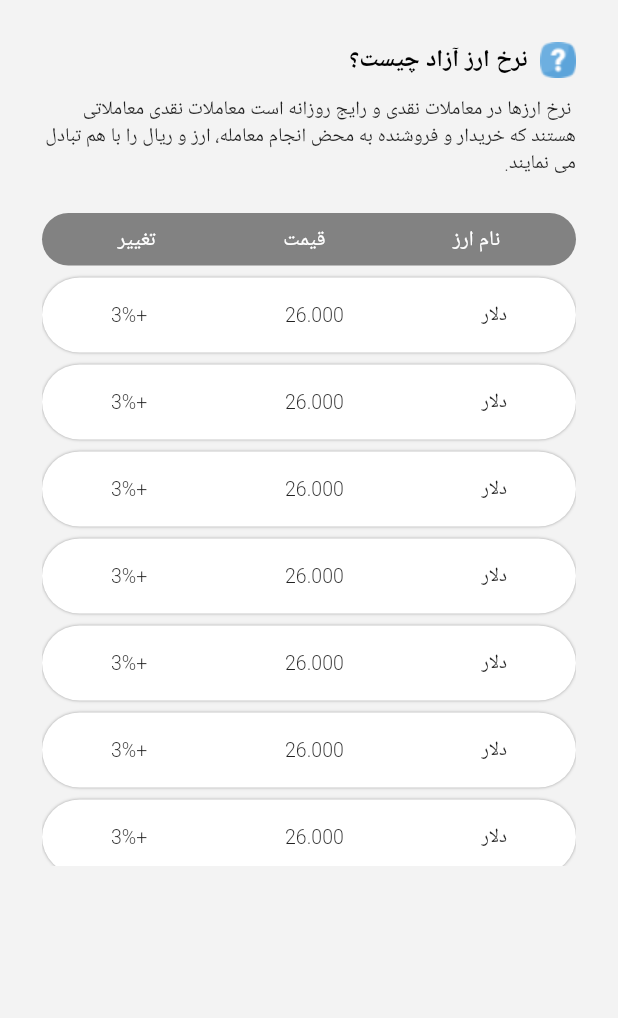
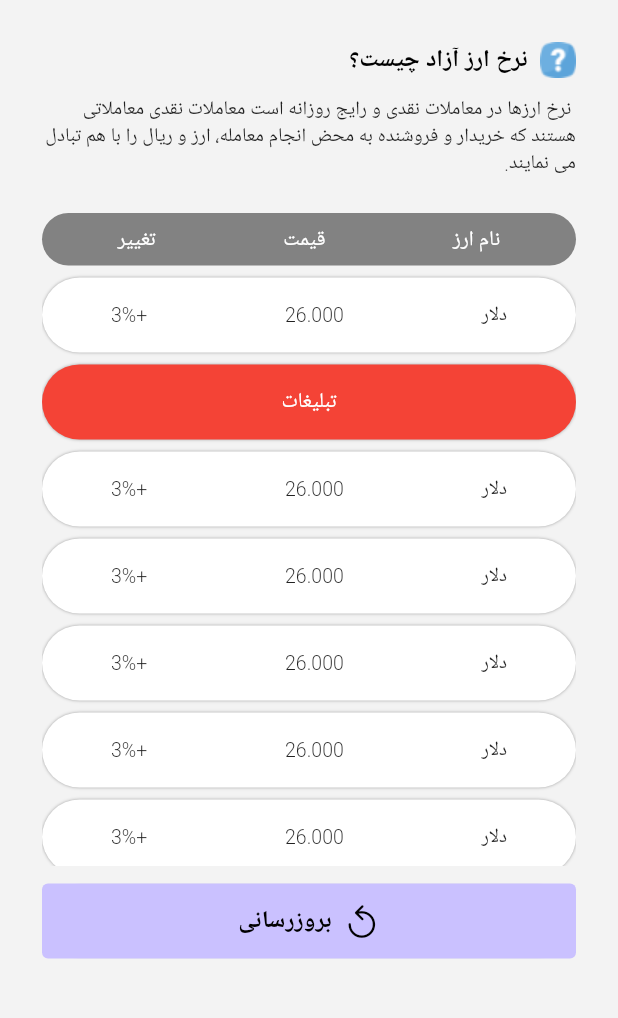
Before and after one commit to alikazemidev/currency_flutter_saffari, a Flutter app: the screen it shows after launch, on a phone screen of 412 x 824 dp, the part 84-1102 px from its top. Run offline on Flutter 3.47's test engine with Material 2 defaults, Android fonts, the phone set to English and light mode, and no system bars; Roboto replaces fonts that are missing (vazir).

```diff
--- a/lib/main.dart
+++ b/lib/main.dart
@@ -1,3 +1,4 @@
+import 'package:flutter/cupertino.dart';
 import 'package:flutter/material.dart';
 import 'package:flutter_localizations/flutter_localizations.dart';
 
@@ -131,14 +132,66 @@ class HomePage extends StatelessWidget {
                 ),
               ),
             ),
-            Container(
+            SizedBox(
               width: double.infinity,
               height: 400,
               // color: Colors.blue,
-              child: ListView.builder(
+              child: ListView.separated(
                 physics: BouncingScrollPhysics(),
-                itemCount: 10,
+                itemCount: 20,
                 itemBuilder: (context, index) {
+                  return ListItem();
+                },
+                separatorBuilder: (BuildContext context, int index) {
+                  if (index % 9 == 0) {
+                    return AdItem();
+                  } else {
+                    return SizedBox.shrink();
+                  }
+                },
+              ),
+            ),
+            Container(
+              margin: EdgeInsets.only(
+                top: 12,
+              ),
+              width: double.infinity,
+              height: 50,
+              decoration: BoxDecoration(
+                color: Color.fromARGB(255, 232, 232, 232),
+                borderRadius: BorderRadius.circular(1000),
+              ),
+              child: TextButton.icon(
+                style: ButtonStyle(
+                  backgroundColor: MaterialStateProperty.all(
+                    Color.fromARGB(255, 202, 193, 255),
+                  ),
+                ),
+                onPressed: () {},
+                icon: Icon(
+                  CupertinoIcons.refresh_bold,
+                  color: Colors.black,
+                ),
+                label: Text(
+                  'بروزرسانی',
+                  style: Theme.of(context).textTheme.headline1,
+                ),
+              ),
+            ),
+          ],
+        ),
+      ),
+    );
+  }
+}
+
+class ListItem extends StatelessWidget {
+  const ListItem({
+    Key? key,
+  }) : super(key: key);
+
+  @override
+  Widget build(BuildContext context) {
     return Padding(
       padding: const EdgeInsets.only(top: 8.0),
       child: Container(
@@ -173,8 +226,37 @@ class HomePage extends StatelessWidget {
         ),
       ),
     );
-                },
+  }
+}
+
+class AdItem extends StatelessWidget {
+  const AdItem({
+    Key? key,
+  }) : super(key: key);
+
+  @override
+  Widget build(BuildContext context) {
+    return Padding(
+      padding: const EdgeInsets.only(top: 8.0),
+      child: Container(
+        width: double.infinity,
+        height: 50,
+        decoration: BoxDecoration(
+          borderRadius: BorderRadius.circular(100),
+          color: Colors.red,
+          boxShadow: [
+            BoxShadow(
+              blurRadius: 1.0,
+              color: Colors.grey,
             ),
+          ],
+        ),
+        child: Row(
+          mainAxisAlignment: MainAxisAlignment.spaceAround,
+          children: [
+            Text(
+              'تبلیغات',
+              style: Theme.of(context).textTheme.headline2,
             ),
           ],
         ),
```
Lines whose indentation alone changed are shown as unchanged.
